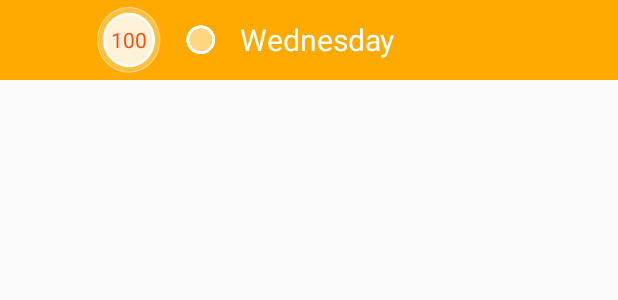
After one commit to sarvex/StormyList, an Android app: the layout daily_list_item.xml on its own in the app's theme, with its tools: preview values and no code run, on a phone screen of 412 x 824 dp. The commit adds this screen. Shown: the top 300 px of the screen. Run offline under Robolectric (Android 15) with nearby library versions, the phone set to English and light mode, and no system bars.

Commit message:
New List Details

```diff
--- a/build.gradle
+++ b/build.gradle
@@ -5,6 +5,8 @@ buildscript {
     }
     dependencies {
         classpath 'com.android.tools.build:gradle:1.2.3'
+        classpath 'com.neenbedankt.gradle.plugins:android-apt:1.4'
+        classpath 'com.jakewharton.hugo:hugo-plugin:1.2.1'
 
         // NOTE: Do not place your application dependencies here; they belong
         // in the individual module build.gradle files
@@ -13,5 +15,7 @@ buildscript {
 allprojects {
     repositories {
         jcenter()
+        maven { url 'https://oss.sonatype.org/content/repositories/snapshots' }
+        maven { url "https://clojars.org/repo/" }
     }
 }
--- a/mobile/src/main/AndroidManifest.xml
+++ b/mobile/src/main/AndroidManifest.xml
@@ -7,6 +7,7 @@
     <uses-permission android:name="android.permission.ACCESS_NETWORK_STATE"/>
 
     <application
+        android:name="sarvex.com.stormy.StormyApplication"
         android:allowBackup="true"
         android:icon="@drawable/ic_launcher"
         android:label="@string/app_name"
--- /dev/null
+++ b/mobile/src/main/res/layout/daily_list_item.xml
@@ -0,0 +1,52 @@
+<?xml version="1.0" encoding="utf-8"?>
+<RelativeLayout xmlns:android="http://schemas.android.com/apk/res/android"
+                xmlns:tools="http://schemas.android.com/tools"
+                android:layout_width="match_parent"
+                android:layout_height="wrap_content"
+                android:paddingBottom="4dp"
+                android:paddingEnd="32dp"
+                android:paddingStart="64dp"
+                android:paddingTop="4dp"
+                tools:background="#ffaa00">
+
+    <ImageView
+        android:id="@+id/circleImageView"
+        android:layout_width="wrap_content"
+        android:layout_height="wrap_content"
+        android:layout_alignParentStart="true"
+        android:layout_alignParentTop="true"
+        android:focusableInTouchMode="false"
+        android:src="@drawable/bg_temperature"/>
+
+    <ImageView
+        android:id="@+id/iconImageView"
+        android:layout_width="wrap_content"
+        android:layout_height="wrap_content"
+        android:layout_centerVertical="true"
+        android:layout_toEndOf="@+id/circleImageView"
+        android:paddingStart="10dp"
+        android:src="@drawable/clear_day"/>
+
+    <TextView
+        android:id="@+id/dayNameLabel"
+        android:layout_width="wrap_content"
+        android:layout_height="wrap_content"
+        android:layout_centerVertical="true"
+        android:layout_toEndOf="@+id/iconImageView"
+        android:paddingStart="10dp"
+        android:textColor="#ffffffff"
+        android:textSize="20sp"
+        tools:text="Wednesday"/>
+
+    <TextView
+        android:id="@+id/temperatureLabel"
+        android:layout_width="wrap_content"
+        android:layout_height="wrap_content"
+        android:layout_alignBottom="@id/circleImageView"
+        android:layout_alignEnd="@id/circleImageView"
+        android:layout_alignStart="@id/circleImageView"
+        android:layout_alignTop="@id/circleImageView"
+        android:gravity="center"
+        android:textColor="#f25019"
+        tools:text="100"/>
+</RelativeLayout>
```
Also changed, not shown: mobile/build.gradle (+21 -0 lines), mobile/src/main/java/sarvex/com/stormy/StormyApplication.java (added, +13 -0 lines), mobile/src/main/java/sarvex/com/stormy/adapters/DayAdapter.java (added, +75 -0 lines), mobile/src/main/java/sarvex/com/stormy/ui/DailyForecastActivity.java (+12 -1 lines), mobile/src/main/java/sarvex/com/stormy/ui/MainActivity.java (+26 -21 lines), mobile/src/main/java/sarvex/com/stormy/weather/Current.java (+6 -32 lines), mobile/src/main/java/sarvex/com/stormy/weather/Day.java (+57 -3 lines), mobile/src/main/java/sarvex/com/stormy/weather/Forecast.java (+44 -0 lines), mobile/src/main/res/layout/activity_daily_forecast.xml (+29 -1 lines), mobile/src/main/res/layout/activity_main.xml (+13 -10 lines), mobile/src/main/res/values/strings.xml (+8 -0 lines), mobile/src/main/res/drawable-hdpi/bg_temperature.png (added), mobile/src/main/res/drawable-mdpi/bg_temperature.png (added), mobile/src/main/res/drawable-xhdpi/bg_temperature.png (added), 2 more files, 1 other file.
